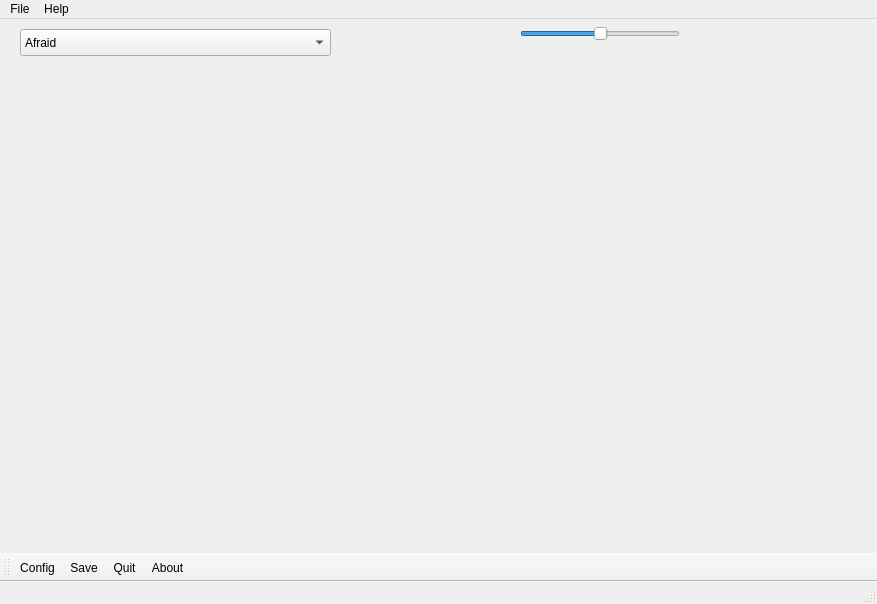
Qt form Fritz/mainwindow.ui (ptbw/Fritz-Qt5-project-for-Raspberry-Pi) before a commit.
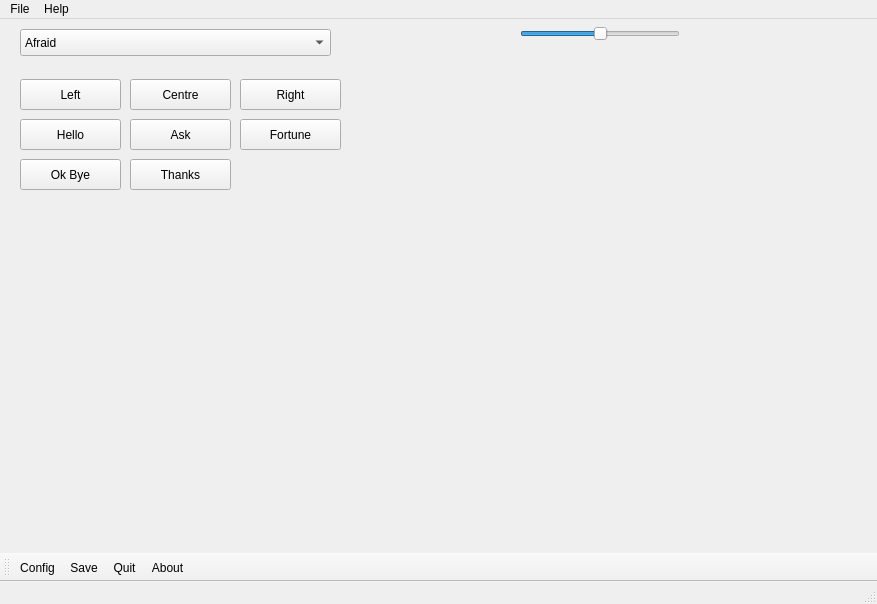
The same form after that commit.

Commit message: Added simple push button phrases

The edit to the form file:
```diff
--- a/Fritz/mainwindow.ui
+++ b/Fritz/mainwindow.ui
@@ -122,6 +122,110 @@
      </property>
     </item>
    </widget>
+   <widget class="QPushButton" name="btnLeft">
+    <property name="geometry">
+     <rect>
+      <x>20</x>
+      <y>60</y>
+      <width>101</width>
+      <height>31</height>
+     </rect>
+    </property>
+    <property name="text">
+     <string>Left</string>
+    </property>
+   </widget>
+   <widget class="QPushButton" name="btnCentre">
+    <property name="geometry">
+     <rect>
+      <x>130</x>
+      <y>60</y>
+      <width>101</width>
+      <height>31</height>
+     </rect>
+    </property>
+    <property name="text">
+     <string>Centre</string>
+    </property>
+   </widget>
+   <widget class="QPushButton" name="btnRight">
+    <property name="geometry">
+     <rect>
+      <x>240</x>
+      <y>60</y>
+      <width>101</width>
+      <height>31</height>
+     </rect>
+    </property>
+    <property name="text">
+     <string>Right</string>
+    </property>
+   </widget>
+   <widget class="QPushButton" name="btnHello">
+    <property name="geometry">
+     <rect>
+      <x>20</x>
+      <y>100</y>
+      <width>101</width>
+      <height>31</height>
+     </rect>
+    </property>
+    <property name="text">
+     <string>Hello</string>
+    </property>
+   </widget>
+   <widget class="QPushButton" name="btnAsk">
+    <property name="geometry">
+     <rect>
+      <x>130</x>
+      <y>100</y>
+      <width>101</width>
+      <height>31</height>
+     </rect>
+    </property>
+    <property name="text">
+     <string>Ask</string>
+    </property>
+   </widget>
+   <widget class="QPushButton" name="btnFortune">
+    <property name="geometry">
+     <rect>
+      <x>240</x>
+      <y>100</y>
+      <width>101</width>
+      <height>31</height>
+     </rect>
+    </property>
+    <property name="text">
+     <string>Fortune</string>
+    </property>
+   </widget>
+   <widget class="QPushButton" name="btnOkBye">
+    <property name="geometry">
+     <rect>
+      <x>20</x>
+      <y>140</y>
+      <width>101</width>
+      <height>31</height>
+     </rect>
+    </property>
+    <property name="text">
+     <string>Ok Bye</string>
+    </property>
+   </widget>
+   <widget class="QPushButton" name="btnThanks">
+    <property name="geometry">
+     <rect>
+      <x>130</x>
+      <y>140</y>
+      <width>101</width>
+      <height>31</height>
+     </rect>
+    </property>
+    <property name="text">
+     <string>Thanks</string>
+    </property>
+   </widget>
   </widget>
   <widget class="QMenuBar" name="menuBar">
    <property name="geometry">
```
Left out of the diff: 2 changed lines with no effect on the pictures. The commit also changes 6 other files.
